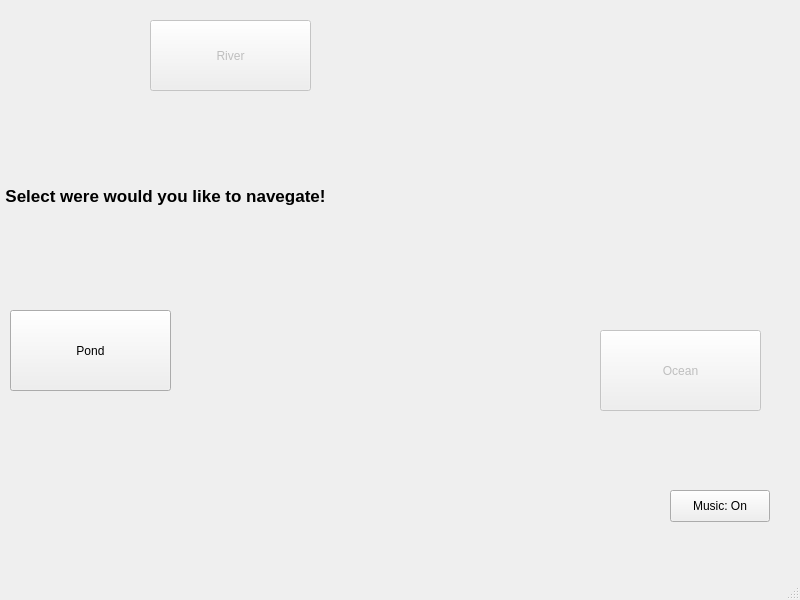
This is A8/view.ui in University-of-Utah-CS3505/a8-edu-app-xing-liu123 as Qt 5 draws it before an edit. The edited form follows.
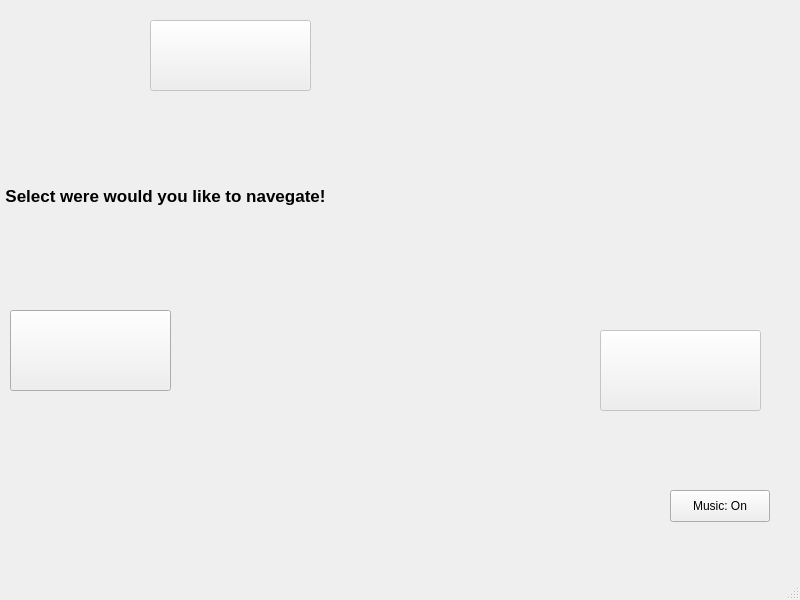
This is the edited form.

Commit message: Commit 12.2: Update style of buttons

```diff
--- a/A8/view.ui
+++ b/A8/view.ui
@@ -46,7 +46,7 @@
        </rect>
       </property>
       <property name="text">
-       <string>Pond</string>
+       <string/>
       </property>
      </widget>
      <widget class="QPushButton" name="smoothWaterButton">
@@ -62,7 +62,7 @@
        </rect>
       </property>
       <property name="text">
-       <string>River</string>
+       <string/>
       </property>
      </widget>
      <widget class="QPushButton" name="saltWaterButton">
@@ -78,7 +78,7 @@
        </rect>
       </property>
       <property name="text">
-       <string>Ocean</string>
+       <string/>
       </property>
      </widget>
      <widget class="QLabel" name="label_3">
```
Left out of the diff: 2 changed lines with no effect on the pictures. The commit also changes 4 other files.
